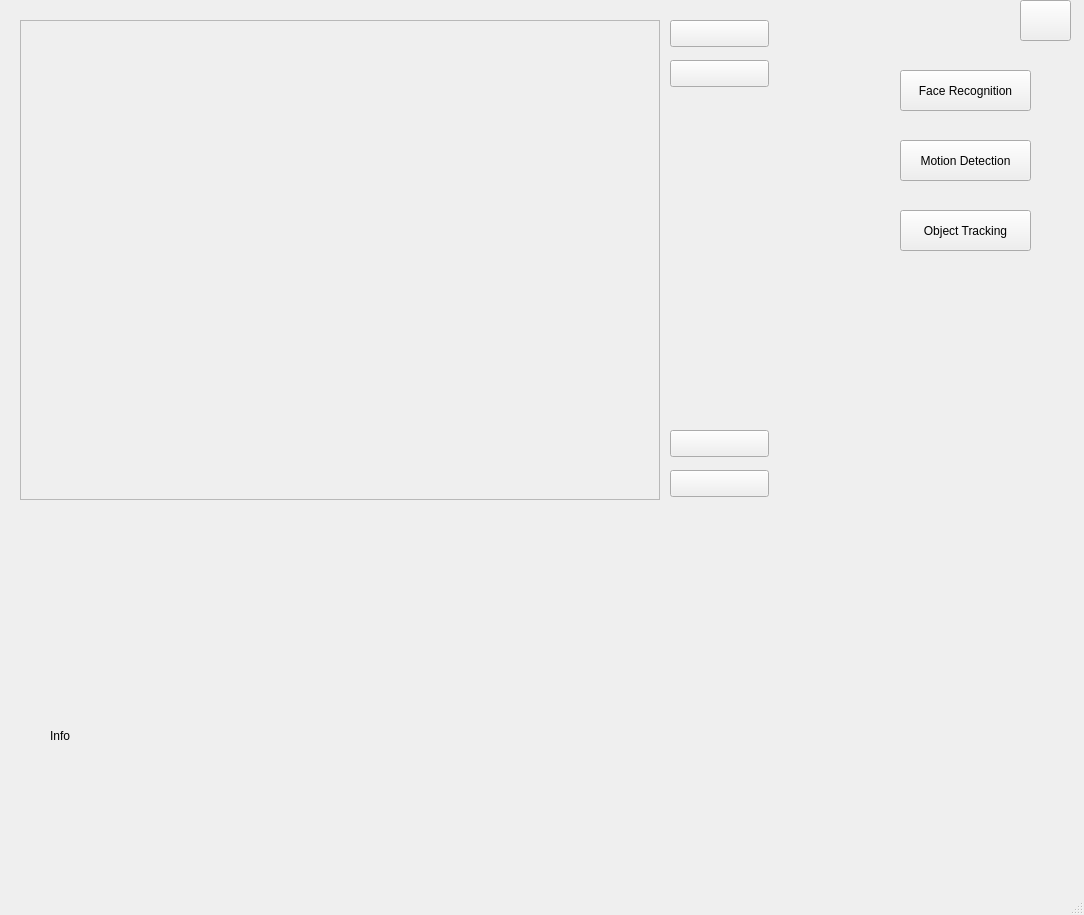
Above: pyqt_gui/manu.ui from vivekpatel99/face_tracking_5dof_arm before the change. Below: the same form after it.
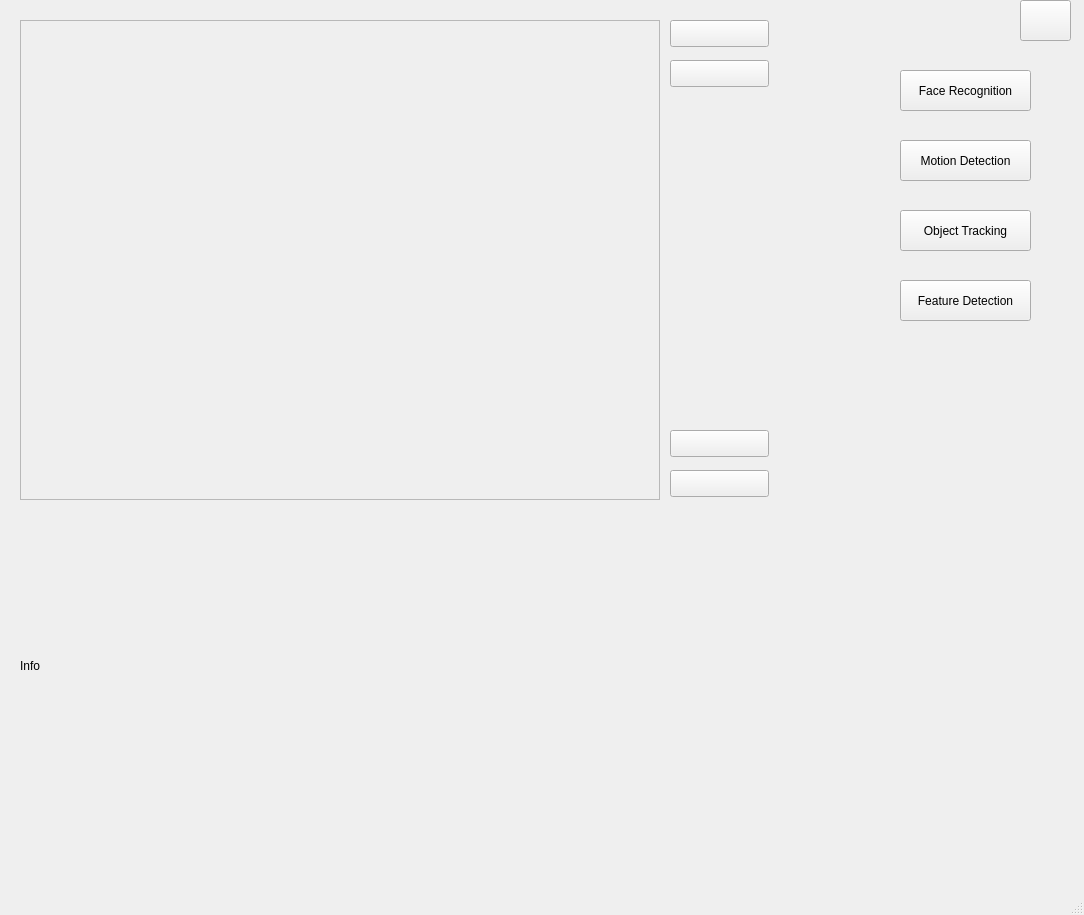
That is the form after the change. Icons and pictures are not drawn.

Commit message: all the features are working but udp and frwrd backwrd buttons yet to implements

Diff of the .ui file:
```diff
--- a/pyqt_gui/manu.ui
+++ b/pyqt_gui/manu.ui
@@ -172,9 +172,9 @@
    <widget class="QLabel" name="info_label">
     <property name="geometry">
      <rect>
-      <x>50</x>
-      <y>620</y>
-      <width>1001</width>
+      <x>20</x>
+      <y>550</y>
+      <width>1031</width>
       <height>231</height>
      </rect>
     </property>
@@ -182,6 +182,19 @@
      <string>Info</string>
     </property>
    </widget>
+   <widget class="QPushButton" name="Feature_Detection_btn">
+    <property name="geometry">
+     <rect>
+      <x>900</x>
+      <y>280</y>
+      <width>131</width>
+      <height>41</height>
+     </rect>
+    </property>
+    <property name="text">
+     <string>Feature Detection</string>
+    </property>
+   </widget>
   </widget>
   <widget class="QMenuBar" name="menubar">
    <property name="geometry">
```
Left out of the diff: 5 changed lines with no effect on the pictures. The commit also changes 20 other files.
